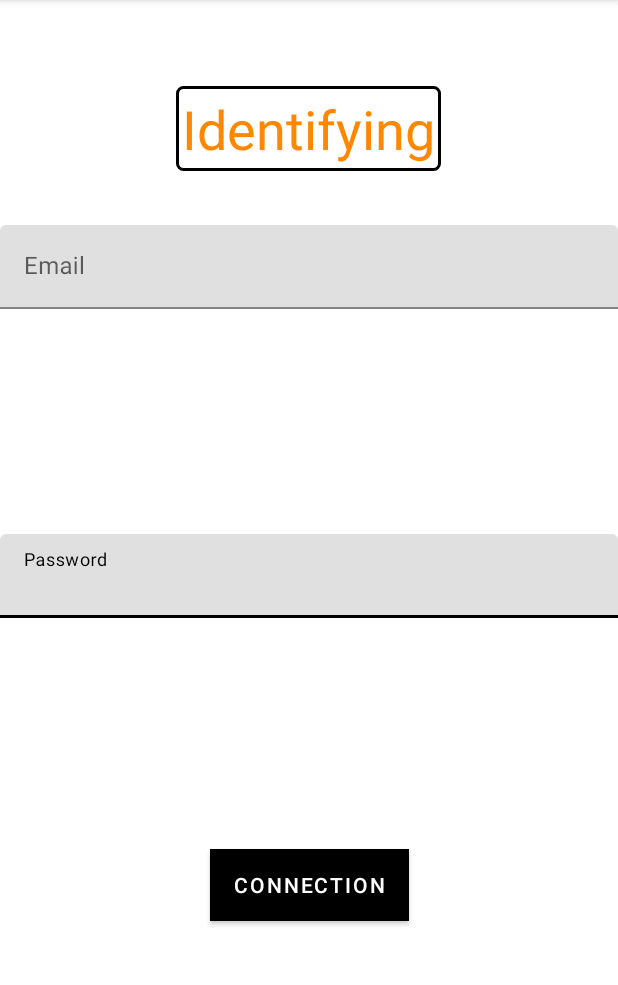
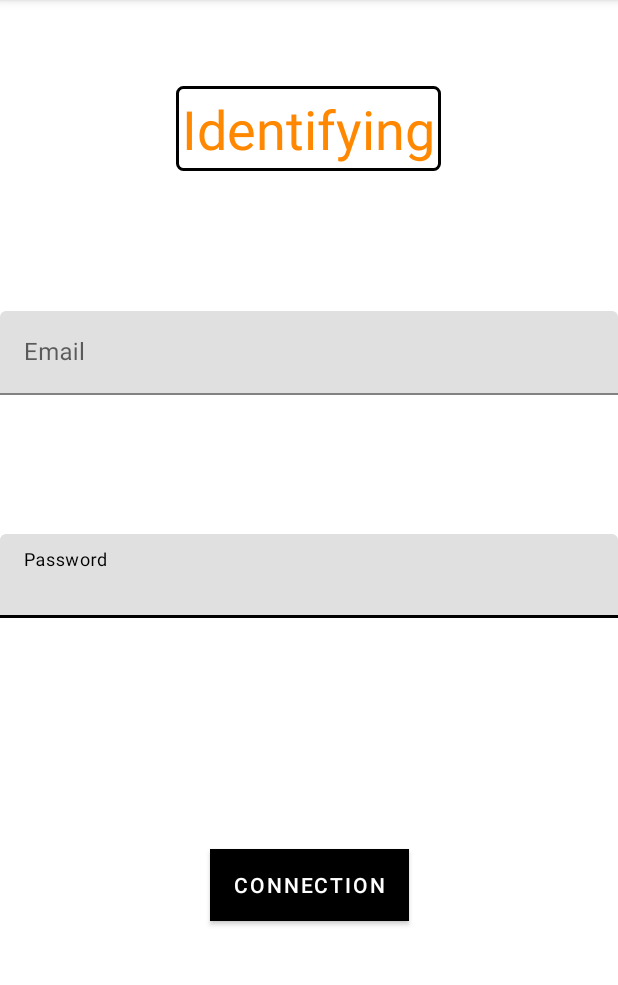
Before and after one commit to soso83120/TDAndroidSAUMIERSophie, an Android app: the LoginActivity screen opened directly, with no data from a screen before it, on a phone screen of 412 x 824 dp, the part 84-1069 px from its top. Run offline under Robolectric (Android 15) with nearby library versions, the phone set to English and light mode, and no system bars; our stand-ins replace Volley; network calls fail.

Commit message:
design de login

```diff
--- a/app/src/main/res/layout/activity_login.xml
+++ b/app/src/main/res/layout/activity_login.xml
@@ -34,7 +34,8 @@
             android:id="@+id/password"
             android:layout_width="match_parent"
             android:layout_height="wrap_content"
-            android:hint="@string/password" />
+            android:hint="@string/password"
+            android:inputType="textPassword" />
     </com.google.android.material.textfield.TextInputLayout>
 
     <com.google.android.material.textfield.TextInputLayout
@@ -42,14 +43,15 @@
         android:layout_width="match_parent"
         android:layout_height="wrap_content"
         app:layout_constraintBottom_toTopOf="@+id/textInputLayout5"
-        app:layout_constraintTop_toTopOf="parent"
+        app:layout_constraintTop_toBottomOf="@+id/textView2"
         tools:layout_editor_absoluteX="43dp">
 
         <com.google.android.material.textfield.TextInputEditText
             android:id="@+id/email"
             android:layout_width="match_parent"
             android:layout_height="wrap_content"
-            android:hint="Email" />
+            android:hint="Email"
+            android:inputType="textEmailAddress" />
     </com.google.android.material.textfield.TextInputLayout>
 
     <Button
```
